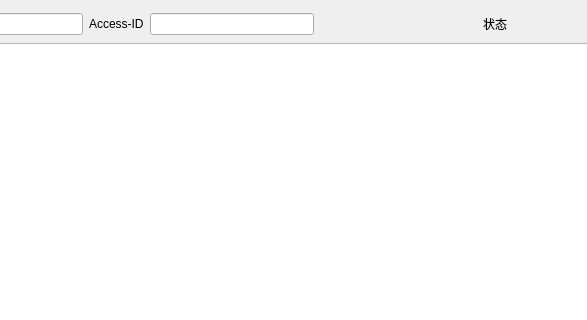
Above: ui/HuobiPoolMineWidget.ui from penglecn/ChiaTools before the change; both pictures show x 134 to 721 and y 0 to 320 of the 902 by 526 pixel window. Below: the same form after it.
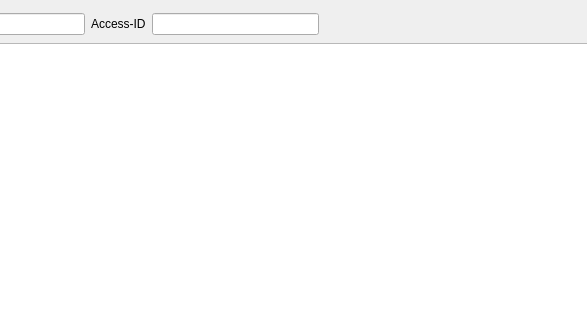
That is the form after the change.

```diff
--- a/ui/HuobiPoolMineWidget.ui
+++ b/ui/HuobiPoolMineWidget.ui
@@ -52,7 +52,7 @@
      <item>
       <widget class="QLabel" name="labelStatus">
        <property name="text">
-        <string>状态</string>
+        <string>    </string>
        </property>
       </widget>
      </item>
```
